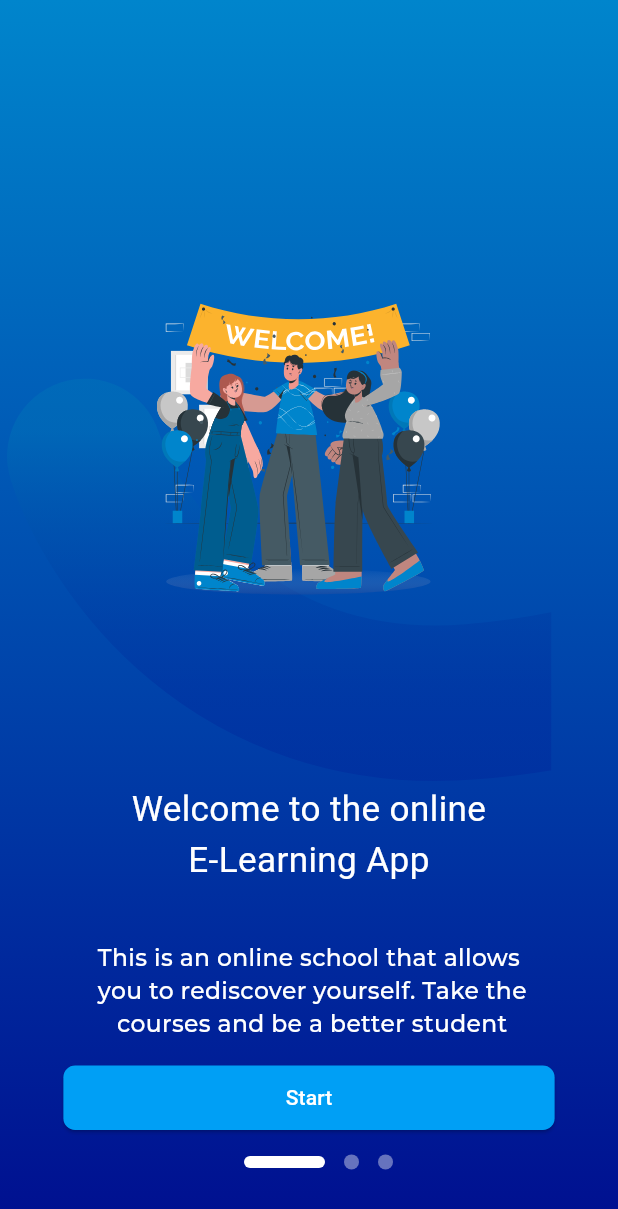
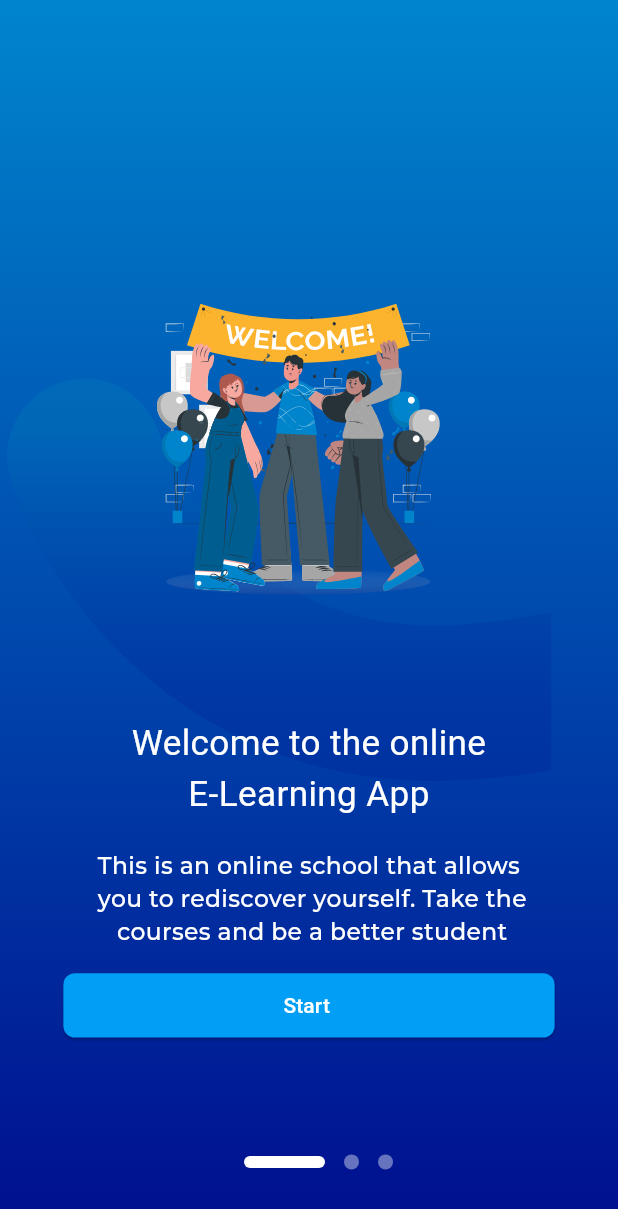
Before and after one commit to samibarsa/quiz, a Flutter app: the screen it shows after launch, on a phone screen of 412 x 824 dp. Shown: the top 1209 px of the screen. Run offline on Flutter 3.47's test engine with Material 3 defaults, Android fonts, the phone set to English and light mode, and no system bars; drawn by our look-alikes of introduction_screen; our stand-ins replace flutter_screenutil, flutter_svg, font_awesome_flutter; Roboto replaces fonts that are missing (Mochiy_pop_one).

Commit message:
finish log in page

```diff
--- a/lib/core/util/approuter.dart
+++ b/lib/core/util/approuter.dart
@@ -1,4 +1,5 @@
 import 'package:flutter/material.dart';
+import 'package:quiz/features/auth/presentation/pages/login_view.dart';
 import 'package:quiz/features/onboarding/presentation/pages/onboarding.dart';
 import 'package:quiz/features/onboarding/presentation/pages/splashscrean.dart';
 
@@ -6,9 +7,11 @@ class AppRouter {
   Route? getRoute(RouteSettings routeSettings) {
     switch (routeSettings.name) {
       case '/':
-        return MaterialPageRoute(builder: (context) => SplashScreen());
+        return MaterialPageRoute(builder: (context) => const SplashScreen());
       case '/home':
         return MaterialPageRoute(builder: (context) => const OnBoardingPage());
+      case '/login':
+        return MaterialPageRoute(builder: (context) => const LogIn());
     }
   }
 }
--- a/lib/core/util/constatnt.dart
+++ b/lib/core/util/constatnt.dart
@@ -1,7 +1,3 @@
-import 'package:introduction_screen/introduction_screen.dart';
-import 'package:quiz/features/onboarding/presentation/widgets/body_widget.dart';
-import 'package:quiz/features/onboarding/presentation/widgets/page_decoration.dart';
-
 abstract class AppSize {
   static double width = 390;
   static double high = 844;
--- a/lib/features/onboarding/presentation/pages/onboarding.dart
+++ b/lib/features/onboarding/presentation/pages/onboarding.dart
@@ -25,7 +25,7 @@ class OnBoardingPageState extends State<OnBoardingPage> {
       scrollControllers: [pageController],
       globalBackgroundColor: const Color(0xff016BBF),
       infiniteAutoScroll: true,
-      pages: pages,
+      pages: pages(context),
       showNextButton: false,
       showDoneButton: false,
       curve: Curves.easeInCubic,
--- a/lib/features/onboarding/presentation/widgets/body_widget.dart
+++ b/lib/features/onboarding/presentation/widgets/body_widget.dart
@@ -2,8 +2,6 @@ import 'package:flutter/material.dart';
 import 'package:flutter_screenutil/flutter_screenutil.dart';
 import 'package:flutter_svg/svg.dart';
 import 'package:quiz/core/util/constatnt.dart';
-import 'package:quiz/features/onboarding/presentation/pages/onboarding.dart';
-import 'package:quiz/features/onboarding/presentation/widgets/coustom_button.dart';
 
 class BodyWidget extends StatelessWidget {
   const BodyWidget({
@@ -11,10 +9,12 @@ class BodyWidget extends StatelessWidget {
     required this.path,
     required this.title,
     required this.descreption,
+    required this.button,
   });
   final String path;
   final String title;
   final String descreption;
+  final Widget button;
 
   @override
   Widget build(BuildContext context) {
@@ -27,7 +27,7 @@ class BodyWidget extends StatelessWidget {
         Column(
           children: [
             SizedBox(
-              height: 505.h,
+              height: 460.h,
             ),
             Center(
               child: Text(
@@ -37,7 +37,7 @@ class BodyWidget extends StatelessWidget {
               ),
             ),
             SizedBox(
-              height: 38.h,
+              height: 20.h,
             ),
             Center(
               child: Text(
@@ -54,7 +54,7 @@ class BodyWidget extends StatelessWidget {
             SizedBox(
               height: 15.h,
             ),
-            CoustomButton(introKey: introKey, text: "Start"),
+            button,
           ],
         )
       ],
--- a/lib/features/onboarding/presentation/widgets/coustom_button.dart
+++ b/lib/features/onboarding/presentation/widgets/coustom_button.dart
@@ -1,32 +1,56 @@
 import 'package:flutter/material.dart';
 import 'package:flutter_screenutil/flutter_screenutil.dart';
 import 'package:introduction_screen/introduction_screen.dart';
+import 'package:quiz/features/onboarding/presentation/pages/onboarding.dart';
 
 class CoustomButton extends StatelessWidget {
-  const CoustomButton({
+  CoustomButton({
     super.key,
-    required this.introKey,
     required this.text,
+    required this.onPressed,
+    required this.color,
+    required this.icon,
   });
   final String text;
-  final GlobalKey<IntroductionScreenState> introKey;
-
+  final void Function() onPressed;
+  final Color color;
+  final IconData? icon;
   @override
   Widget build(BuildContext context) {
-    return ElevatedButton(
+    return Padding(
+      padding: EdgeInsets.only(bottom: 11.h),
+      child: ElevatedButton(
           style: ButtonStyle(
               minimumSize: MaterialStatePropertyAll(Size(310.w, 44.h)),
               shape: MaterialStateProperty.all<RoundedRectangleBorder>(
                   RoundedRectangleBorder(
                 borderRadius: BorderRadius.circular(8.0.r),
               )),
-            backgroundColor: const MaterialStatePropertyAll(Color(0xff009FF5))),
-        onPressed: () => introKey.currentState!.controller.nextPage(
-            duration: const Duration(milliseconds: 400),
-            curve: Curves.easeInToLinear),
-        child: Text(
+              backgroundColor: MaterialStatePropertyAll(color)),
+          onPressed: onPressed,
+          child: SizedBox(
+            width: 240.h,
+            height: 44.h,
+            child: Row(
+              mainAxisAlignment: MainAxisAlignment.spaceBetween,
+              children: [
+                Icon(
+                  icon,
+                  color: color == Colors.white ? Colors.black : Colors.white,
+                ),
+                Text(
                   text,
-          style: const TextStyle(color: Colors.white),
-        ));
+                  textAlign: TextAlign.center,
+                  style: TextStyle(
+                      color:
+                          color == Colors.white ? Colors.black : Colors.white),
+                ),
+                SizedBox(
+                  width: 20.w,
+                )
+              ],
+            ),
+          )),
+    );
   }
 }
--- a/lib/features/onboarding/presentation/widgets/onboarding_pages_list.dart
+++ b/lib/features/onboarding/presentation/widgets/onboarding_pages_list.dart
@@ -1,26 +1,109 @@
+import 'package:flutter/cupertino.dart';
+import 'package:flutter/material.dart';
+import 'package:flutter_screenutil/flutter_screenutil.dart';
+import 'package:font_awesome_flutter/font_awesome_flutter.dart';
 import 'package:introduction_screen/introduction_screen.dart';
+import 'package:quiz/core/util/constatnt.dart';
+import 'package:quiz/features/onboarding/presentation/pages/onboarding.dart';
 import 'package:quiz/features/onboarding/presentation/widgets/body_widget.dart';
+import 'package:quiz/features/onboarding/presentation/widgets/coustom_button.dart';
 import 'package:quiz/features/onboarding/presentation/widgets/page_decoration.dart';
 
-List<PageViewModel> pages = [
+List<PageViewModel> pages(BuildContext context) => [
       PageViewModel(
         title: "",
-    bodyWidget: const BodyWidget(
+        bodyWidget: BodyWidget(
           path: 'assets/svgimages/Frame 8.svg',
           title: 'Welcome to the online\nE-Learning App',
           descreption:
               'This is an online school that allows\n you to rediscover yourself. Take the\n courses and be a better student',
+          button: CoustomButton(
+            text: "Start",
+            onPressed: () {
+              introKey.currentState!.controller.nextPage(
+                  duration: const Duration(milliseconds: 400),
+                  curve: Curves.easeInToLinear);
+            },
+            color: const Color(0xff009FF5),
+            icon: null,
+          ),
         ),
         decoration: pageDecoration,
       ),
       PageViewModel(
-    body: "",
+        bodyWidget: BodyWidget(
+          path: 'assets/svgimages/Frame 9.svg',
+          title: 'Anytime, Anywhere',
+          descreption:
+              'Enjoy the captivating process of\n online education in a place and at\n time of your choice.',
+          button: CoustomButton(
+            text: "Continues",
+            onPressed: () {
+              introKey.currentState!.controller.nextPage(
+                  duration: const Duration(milliseconds: 400),
+                  curve: Curves.easeInToLinear);
+            },
+            color: const Color(0xff009FF5),
+            icon: null,
+          ),
+        ),
         title: "",
         decoration: pageDecoration,
       ),
       PageViewModel(
         title: "",
-    body: "",
+        bodyWidget: BodyWidget(
+            path: 'assets/svgimages/Frame 10.svg',
+            title: 'Log in or sign up',
+            descreption: 'select desire log in methode',
+            button: Column(
+              children: [
+                CoustomButton(
+                  text: "Phone",
+                  color: Colors.white,
+                  onPressed: () {
+                    introKey.currentState!.controller.nextPage(
+                        duration: const Duration(milliseconds: 400),
+                        curve: Curves.easeInToLinear);
+                  },
+                  icon: Icons.phone,
+                ),
+                CoustomButton(
+                  icon: Icons.email,
+                  text: "Email address",
+                  color: Colors.white,
+                  onPressed: () {
+                    Navigator.of(context).pushNamed('/login');
+                  },
+                ),
+                CoustomButton(
+                  text: "Log in with Google",
+                  color: const Color(0xff009FF5),
+                  onPressed: () {
+                    introKey.currentState!.controller.nextPage(
+                        duration: const Duration(milliseconds: 400),
+                        curve: Curves.easeInToLinear);
+                  },
+                  icon: FontAwesomeIcons.google,
+                ),
+                Text(
+                  "By registering or skipping this your agree to",
+                  style: TextStyle(
+                      fontSize: 11.sp,
+                      color: Colors.white,
+                      fontFamily: montserrat,
+                      fontWeight: FontWeight.w500),
+                ),
+                Text(
+                  "Terms of Service",
+                  style: TextStyle(
+                      fontSize: 11.sp,
+                      fontWeight: FontWeight.w500,
+                      color: const Color(0xff0085CC),
+                      fontFamily: montserrat),
+                )
+              ],
+            )),
         decoration: pageDecoration,
       ),
     ];
--- a/pubspec.yaml
+++ b/pubspec.yaml
@@ -34,6 +34,7 @@ dependencies:
   flutter_onboarding_slider: ^1.0.11
   flutter_screenutil: ^5.9.0
   flutter_svg: ^2.0.10+1
+  font_awesome_flutter: ^10.7.0
   introduction_screen: ^3.1.14
 
 dev_dependencies:
@@ -68,8 +69,8 @@ flutter:
     - family: Mochiy_pop_one
       fonts:
         - asset: assets/fonts/MochiyPopOne-Regular.ttf
-  #       - asset: fonts/Schyler-Italic.ttf
-  #         style: italic
+    #       - asset: fonts/Schyler-Italic.ttf
+    #         style: italic
     - family: Montserrat
       fonts:
         - asset: assets/fonts/Montserrat-Medium.ttf
```
Also changed, not shown: assets/svgimages/Frame 9.svg, pubspec.lock. Lines whose indentation alone changed are shown as unchanged.
